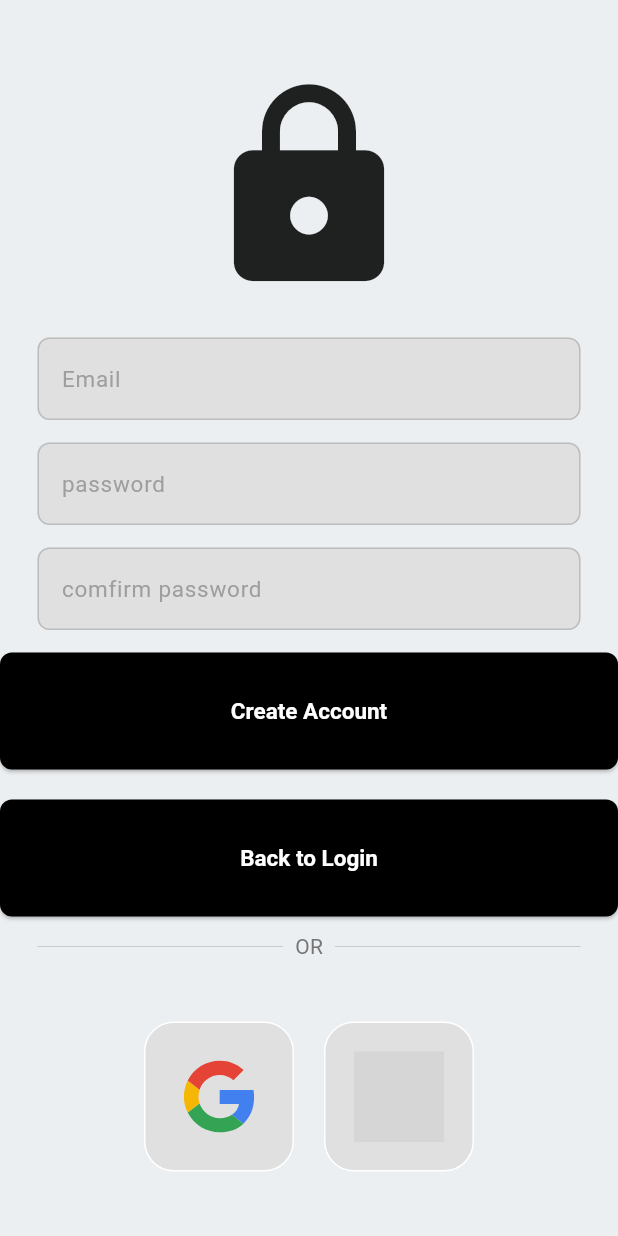
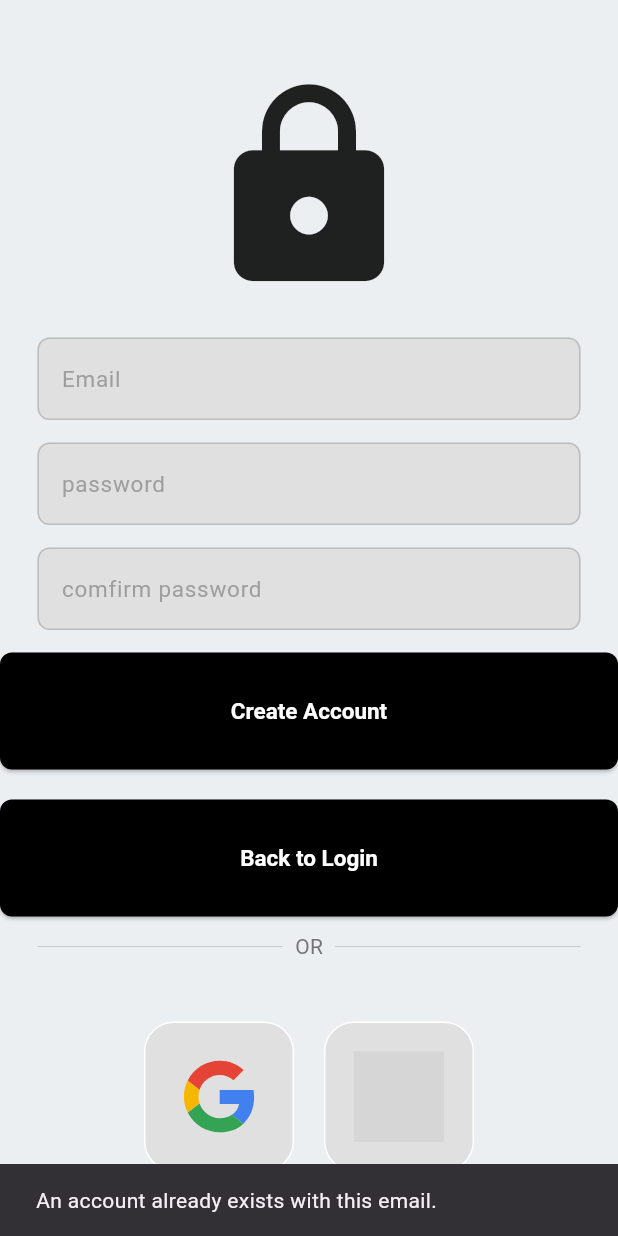
Before and after one commit to SovaCoda/fitness-figure-mobile-app, a Flutter app: the Register screen opened by its route, after a tap on "Create Account", on a phone screen of 412 x 824 dp. Run offline on Flutter 3.47's test engine with Material 3 defaults, Android fonts, the phone set to English and light mode, and no system bars; our stand-ins replace firebase_auth, firebase_core, fixnum, fl_chart, flutter_svg, go_router and 1 more; missing offline and left inert: grpc, protobuf, wheel_slider; accounts and stored records are empty; network calls fail; grey boxes are pictures that could not be loaded.

Commit message:
Added Error Feedback
Added error feedback via SnackBar for when the passwords don't match or if the user account already exists.

```diff
--- a/ffapp/lib/pages/auth/register.dart
+++ b/ffapp/lib/pages/auth/register.dart
@@ -40,6 +40,8 @@ class _RegisterState extends State<Register> {
     bool passwordMatch = passwordController.text == password2Controller.text;
     if (!passwordMatch) {
       logger.e("passwords do not match");
+      ScaffoldMessenger.of(context).showSnackBar(
+          SnackBar(content: Text("Passwords do not match! Please try again.")));
       passwordController.clear();
       password2Controller.clear();
       return;
@@ -55,6 +57,9 @@ class _RegisterState extends State<Register> {
     } else if (user is User) {
       logger.i("user is created");
       context.goNamed('SignIn');
+    } else {
+      ScaffoldMessenger.of(context).showSnackBar(SnackBar(
+          content: Text("An account already exists with this email.")));
     }
   }
 
```
